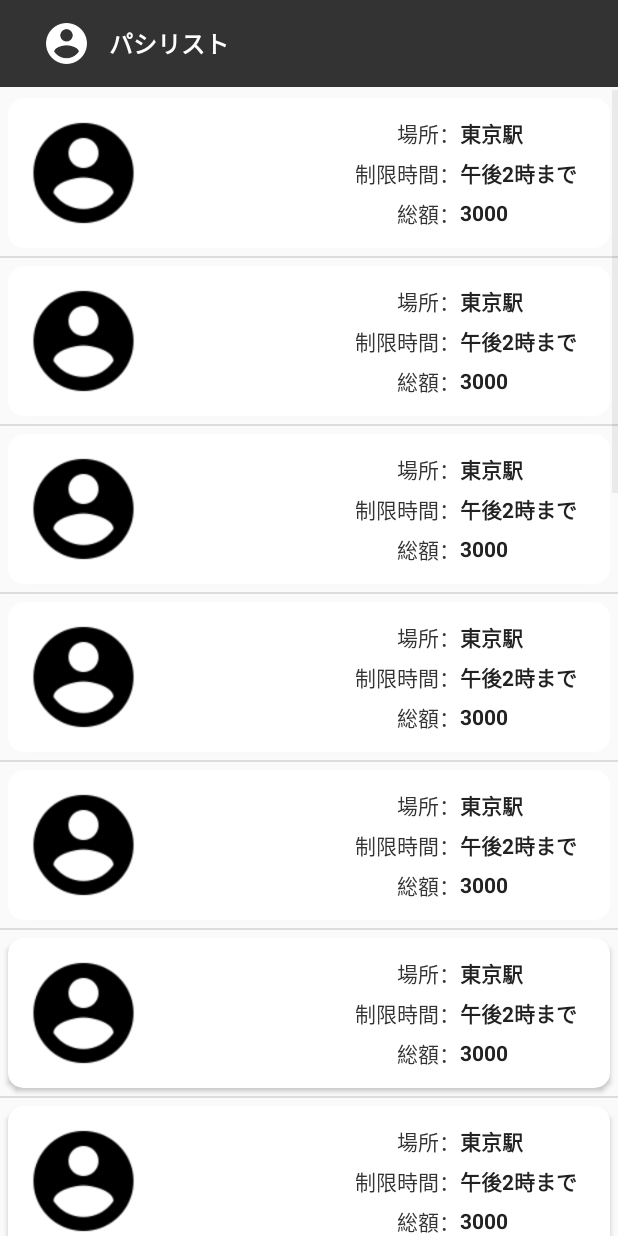
After one commit to Dai1678/MIYAMOTO, an Android app: the PasilistActivity screen opened directly, with no data from a screen before it, on a phone screen of 412 x 824 dp. The commit adds this screen. Run offline under Robolectric (Android 15) with nearby library versions, the phone set to English and light mode, and no system bars.

Commit message:
パシリスト画面レイアウト作りました

```diff
--- a/Android/app/build.gradle
+++ b/Android/app/build.gradle
@@ -33,4 +33,5 @@ dependencies {
     testImplementation 'junit:junit:4.12'
     androidTestImplementation 'com.android.support.test:runner:1.0.1'
     androidTestImplementation 'com.android.support.test.espresso:espresso-core:3.0.1'
+    compile "com.android.support:cardview-v7:27.1.1"
 }
--- a/Android/app/src/main/AndroidManifest.xml
+++ b/Android/app/src/main/AndroidManifest.xml
@@ -2,7 +2,7 @@
 <manifest xmlns:android="http://schemas.android.com/apk/res/android"
     package="com.example.justdoit.miyamoto">
 
-    <uses-permission android:name="android.permission.INTERNET"/>
+    <uses-permission android:name="android.permission.INTERNET" />
 
     <application
         android:allowBackup="true"
@@ -10,7 +10,7 @@
         android:label="@string/app_name"
         android:roundIcon="@mipmap/ic_launcher_round"
         android:supportsRtl="true"
-        android:theme="@style/AppTheme">
+        android:theme="@style/Theme.AppCompat.Light.NoActionBar">
         <activity android:name=".activity.MainActivity">
             <intent-filter>
                 <action android:name="android.intent.action.MAIN" />
@@ -18,6 +18,7 @@
                 <category android:name="android.intent.category.LAUNCHER" />
             </intent-filter>
         </activity>
+        <activity android:name=".Pasilist.PasilistActivity"></activity>
     </application>
 
 </manifest>
--- /dev/null
+++ b/Android/app/src/main/java/com/example/justdoit/miyamoto/Pasilist/PasilistActivity.kt
@@ -0,0 +1,23 @@
+package com.example.justdoit.miyamoto.Pasilist
+
+import android.support.v7.app.AppCompatActivity
+import android.os.Bundle
+import com.example.justdoit.miyamoto.R
+import com.example.justdoit.miyamoto.fragment.MainFragment
+
+class PasilistActivity : AppCompatActivity() {
+
+    override fun onCreate(savedInstanceState: Bundle?) {
+        super.onCreate(savedInstanceState)
+        setContentView(R.layout.activity_pasilist)
+
+        // Fragmentを作成します
+        val fragment = PasilistFragment()
+        // Fragmentの追加や削除といった変更を行う際は、Transactionを利用します
+        val transaction = supportFragmentManager.beginTransaction()
+        // 新しく追加を行うのでaddを使用します
+        transaction.add(R.id.container_pasilist, fragment)
+        // 最後にcommitを使用することで変更を反映します
+        transaction.commit()
+    }
+}
--- /dev/null
+++ b/Android/app/src/main/java/com/example/justdoit/miyamoto/Pasilist/PasilistAdapter.kt
@@ -0,0 +1,63 @@
+package com.example.justdoit.miyamoto.Pasilist
+
+import android.content.Context
+import android.view.LayoutInflater
+import android.view.View
+import android.view.ViewGroup
+import android.widget.ArrayAdapter
+import android.widget.TextView
+import com.example.justdoit.miyamoto.R
+
+/**
+ * Created by taiga on 2018/04/21.
+ */
+class PasilistAdapter(context: Context,resource: Int) :ArrayAdapter<PasilistModel>(context,resource) {
+    private var mResource: Int
+    private var mItems: ArrayList<PasilistModel>
+    private var mInflater: LayoutInflater
+
+    init {
+        mResource = resource
+        mItems = ArrayList<PasilistModel>()
+        mInflater = context.getSystemService(Context.LAYOUT_INFLATER_SERVICE) as LayoutInflater
+    }
+
+    fun reverse(){
+        mItems.reverse()
+    }
+
+    override fun add(item:PasilistModel){
+        mItems.add(item)
+    }
+
+    override fun getCount(): Int {
+        return mItems.size
+    }
+
+    override fun getItem(position: Int): PasilistModel? {
+        return mItems.get(position)
+    }
+
+    override fun getView(position: Int, convertView: View?, parent: ViewGroup): View {
+        val view: View
+
+        if (convertView != null) {
+            view = convertView
+        } else {
+            view = mInflater.inflate(mResource, null)
+        }
+
+        // リストビューに表示する要素を取得
+        val item = mItems[position]
+
+        val locationT=view.findViewById<TextView>(R.id.location_pasilist)
+        locationT.text=item.location
+        val timelimitT=view.findViewById<TextView>(R.id.timelimit_pasilist)
+        timelimitT.text=item.timeLimit
+        val amountT=view.findViewById<TextView>(R.id.amount_pasilist)
+        amountT.text=item.amount.toString()
+
+
+        return view
+    }
+}
--- /dev/null
+++ b/Android/app/src/main/java/com/example/justdoit/miyamoto/Pasilist/PasilistFragment.kt
@@ -0,0 +1,49 @@
+package com.example.justdoit.miyamoto.Pasilist
+
+import android.content.Context
+import android.net.Uri
+import android.os.Bundle
+import android.support.v4.app.Fragment
+import android.view.LayoutInflater
+import android.view.View
+import android.view.ViewGroup
+import android.widget.ListView
+
+import com.example.justdoit.miyamoto.R
+
+/**
+ * A simple [Fragment] subclass.
+ * Activities that contain this fragment must implement the
+ * [PasilistFragment.OnFragmentInteractionListener] interface
+ * to handle interaction events.
+ * Use the [PasilistFragment.newInstance] factory method to
+ * create an instance of this fragment.
+ */
+class PasilistFragment : Fragment() {
+
+    var mPasilistAdapter:PasilistAdapter?=null
+    var mPasilist:ListView?=null
+
+    override fun onCreate(savedInstanceState: Bundle?) {
+        super.onCreate(savedInstanceState)
+
+    }
+
+    override fun onCreateView(inflater: LayoutInflater, container: ViewGroup?,
+                              savedInstanceState: Bundle?): View? {
+        // Inflate the layout for this fragment
+        val view=inflater.inflate(R.layout.fragment_pasilist, container, false)
+
+        mPasilist=view.findViewById(R.id.pasilist)
+        mPasilistAdapter=PasilistAdapter(context!!,R.layout.item_pasilist)
+
+        for(i in 0..20){
+            val sample=PasilistModel(0,"東京駅","午後2時まで",3000)
+            mPasilistAdapter?.add(sample)
+        }
+        mPasilist?.adapter=mPasilistAdapter
+
+        return view
+    }
+
+}// Required empty public constructor
--- /dev/null
+++ b/Android/app/src/main/java/com/example/justdoit/miyamoto/Pasilist/PasilistModel.kt
@@ -0,0 +1,18 @@
+package com.example.justdoit.miyamoto.Pasilist
+
+/**
+ * Created by taiga on 2018/04/21.
+ */
+class PasilistModel(userId:Int,location:String,timeLimit:String,money:Int) {
+    var userId:Int=-1
+    var location:String=""
+    var timeLimit:String=""
+    var amount:Int=0
+
+    init {
+        this.userId=userId
+        this.location=location
+        this.timeLimit=timeLimit
+        this.amount =money
+    }
+}
--- a/Android/app/src/main/java/com/example/justdoit/miyamoto/Unit/OkHttpSample.kt
+++ b/Android/app/src/main/java/com/example/justdoit/miyamoto/Unit/OkHttpSample.kt
@@ -19,7 +19,7 @@ import okhttp3.RequestBody
  * Created by taiga on 2018/04/21.
  */
 class OkHttpSample {
-    var url = "http://weather.livedoor.com/forecast/webservice/json/v1?city=400040"
+    var url = "http://140.82.9.44:3000"
 
     //get
     public fun get(context: Context) {
@@ -42,7 +42,7 @@ class OkHttpSample {
                     val json: JSONObject
                     try {
                         json = JSONObject(res)
-                        val massage = json.getString("pinpointLocations")
+                        val massage = json.getString("message")
                         Toast.makeText(context,massage,Toast.LENGTH_LONG).show()
                     } catch (e: JSONException) {
                         e.printStackTrace()
--- a/Android/app/src/main/java/com/example/justdoit/miyamoto/activity/MainActivity.kt
+++ b/Android/app/src/main/java/com/example/justdoit/miyamoto/activity/MainActivity.kt
@@ -1,7 +1,10 @@
 package com.example.justdoit.miyamoto.activity
 
+import android.content.Intent
 import android.support.v7.app.AppCompatActivity
 import android.os.Bundle
+import android.view.View
+import com.example.justdoit.miyamoto.Pasilist.PasilistActivity
 import com.example.justdoit.miyamoto.R
 import com.example.justdoit.miyamoto.fragment.MainFragment
 
@@ -27,4 +30,9 @@ class MainActivity : AppCompatActivity() {
         transaction.commit()
 
     }
+
+    fun intentPasilist(v: View){
+        val intent=Intent(this,PasilistActivity::class.java)
+        startActivity(intent)
+    }
 }
--- a/Android/app/src/main/res/layout/activity_main.xml
+++ b/Android/app/src/main/res/layout/activity_main.xml
@@ -1,15 +1,25 @@
 <?xml version="1.0" encoding="utf-8"?>
-<android.support.constraint.ConstraintLayout xmlns:android="http://schemas.android.com/apk/res/android"
+<LinearLayout xmlns:android="http://schemas.android.com/apk/res/android"
     xmlns:app="http://schemas.android.com/apk/res-auto"
     xmlns:tools="http://schemas.android.com/tools"
     android:layout_width="match_parent"
     android:layout_height="match_parent"
+    android:orientation="vertical"
     tools:context="com.example.justdoit.miyamoto.activity.MainActivity">
 
     <LinearLayout
+        android:layout_weight="1"
         android:id="@+id/container_fragment"
         android:layout_width="match_parent"
         android:layout_height="match_parent"
         android:orientation="vertical" />
 
-</android.support.constraint.ConstraintLayout>
+    <Button
+        android:layout_weight="1"
+        android:layout_width="match_parent"
+        android:layout_height="match_parent"
+        android:text="Pasilist"
+        android:onClick="intentPasilist"
+        tools:ignore="OnClick"/>
+
+</LinearLayout>
--- /dev/null
+++ b/Android/app/src/main/res/layout/activity_pasilist.xml
@@ -0,0 +1,54 @@
+<?xml version="1.0" encoding="utf-8"?>
+<RelativeLayout xmlns:android="http://schemas.android.com/apk/res/android"
+    xmlns:app="http://schemas.android.com/apk/res-auto"
+    xmlns:tools="http://schemas.android.com/tools"
+    android:layout_width="match_parent"
+    android:layout_height="match_parent"
+    tools:context="com.example.justdoit.miyamoto.Pasilist.PasilistActivity">
+
+    <LinearLayout
+        android:id="@+id/container_pasilist"
+        android:layout_width="match_parent"
+        android:layout_height="match_parent"
+        android:orientation="vertical">
+
+    </LinearLayout>
+
+    <android.support.v7.widget.Toolbar
+        android:id="@+id/tool_bar"
+        android:layout_width="match_parent"
+        android:layout_height="58dp"
+        android:background="#333333"
+        android:minHeight="?attr/actionBarSize">
+
+        <LinearLayout
+            android:layout_width="match_parent"
+            android:layout_height="match_parent"
+            android:orientation="horizontal">
+
+            <ImageView
+                android:id="@+id/img_back_photo"
+                android:layout_width="match_parent"
+                android:layout_height="match_parent"
+                android:layout_margin="12dp"
+                android:layout_weight="6"
+                android:scaleType="fitCenter"
+                android:src="@drawable/ic_account_circle_white_24dp"
+                android:visibility="visible" />
+
+            <TextView
+                android:id="@+id/text_tool_bar"
+                android:text="パシリスト"
+                android:textSize="16dp"
+                android:textStyle="bold"
+                android:textColor="#ffffff"
+                android:gravity="center_vertical"
+                android:layout_width="match_parent"
+                android:layout_height="match_parent"
+                android:layout_weight="1" />
+
+        </LinearLayout>
+
+    </android.support.v7.widget.Toolbar>
+
+</RelativeLayout>
--- /dev/null
+++ b/Android/app/src/main/res/layout/fragment_pasilist.xml
@@ -0,0 +1,14 @@
+<FrameLayout xmlns:android="http://schemas.android.com/apk/res/android"
+    xmlns:tools="http://schemas.android.com/tools"
+    android:layout_width="match_parent"
+    android:layout_height="match_parent"
+    tools:context="com.example.justdoit.miyamoto.Pasilist.PasilistFragment">
+
+    <!-- TODO: Update blank fragment layout -->
+    <ListView
+        android:id="@+id/pasilist"
+        android:paddingTop="60dp"
+        android:layout_width="match_parent"
+        android:layout_height="match_parent"/>
+
+</FrameLayout>
--- /dev/null
+++ b/Android/app/src/main/res/layout/item_pasilist.xml
@@ -0,0 +1,110 @@
+<?xml version="1.0" encoding="utf-8"?>
+<LinearLayout xmlns:android="http://schemas.android.com/apk/res/android"
+    xmlns:app="http://schemas.android.com/apk/res-auto"
+    android:orientation="horizontal"
+    android:layout_width="match_parent"
+    android:layout_height="wrap_content">
+
+    <android.support.v7.widget.CardView
+        android:id="@+id/card_view"
+        android:layout_gravity="center"
+        android:layout_width="match_parent"
+        android:layout_height="100dp"
+        android:layout_margin="5dp"
+        app:cardCornerRadius="10dp">
+
+        <LinearLayout
+            android:layout_width="match_parent"
+            android:layout_height="match_parent"
+            android:orientation="horizontal">
+
+            <ImageView
+                android:layout_width="match_parent"
+                android:layout_height="match_parent"
+                android:layout_weight="4"
+                android:layout_margin="10dp"
+                android:src="@drawable/ic_account_circle_black_24dp"/>
+
+            <TextView
+                android:layout_weight="4"
+                android:layout_width="match_parent"
+                android:layout_height="match_parent"/>
+
+            <LinearLayout
+                android:layout_width="match_parent"
+                android:layout_height="match_parent"
+                android:layout_marginVertical="10dp"
+                android:gravity="center"
+                android:layout_weight="4"
+                android:orientation="vertical">
+
+                <TextView
+                    android:layout_weight="1"
+                    android:textColor="#333333"
+                    android:gravity="center|right"
+                    android:layout_width="match_parent"
+                    android:layout_height="match_parent"
+                    android:text="場所："/>
+
+                <TextView
+                    android:layout_weight="1"
+                    android:textColor="#333333"
+                    android:gravity="center|right"
+                    android:layout_width="match_parent"
+                    android:layout_height="match_parent"
+                    android:text="制限時間："/>
+
+                <TextView
+                    android:layout_weight="1"
+                    android:textColor="#333333"
+                    android:gravity="center|right"
+                    android:layout_width="match_parent"
+                    android:layout_height="match_parent"
+                    android:text="総額："/>
+
+            </LinearLayout>
+
+            <LinearLayout
+                android:layout_width="match_parent"
+                android:layout_height="match_parent"
+                android:layout_marginVertical="10dp"
+                android:layout_weight="4"
+                android:orientation="vertical">
+
+                <TextView
+                    android:id="@+id/location_pasilist"
+                    android:layout_weight="1"
+                    android:textStyle="bold"
+                    android:textColor="#222222"
+                    android:gravity="center|left"
+                    android:layout_width="match_parent"
+                    android:layout_height="match_parent"
+                    android:text="場所："/>
+
+                <TextView
+                    android:id="@+id/timelimit_pasilist"
+                    android:layout_weight="1"
+                    android:textStyle="bold"
+                    android:textColor="#222222"
+                    android:gravity="center|left"
+                    android:layout_width="match_parent"
+                    android:layout_height="match_parent"
+                    android:text="時間："/>
+
+                <TextView
+                    android:id="@+id/amount_pasilist"
+                    android:layout_weight="1"
+                    android:textStyle="bold"
+                    android:textColor="#222222"
+                    android:gravity="center|left"
+                    android:layout_width="match_parent"
+                    android:layout_height="match_parent"
+                    android:text="総額："/>
+
+            </LinearLayout>
+
+        </LinearLayout>
+
+    </android.support.v7.widget.CardView>
+
+</LinearLayout>
--- a/Android/app/src/main/res/values/strings.xml
+++ b/Android/app/src/main/res/values/strings.xml
@@ -1,4 +1,7 @@
 <resources>
     <string name="app_name">MIYAMOTO</string>
 
+    <!-- TODO: Remove or change this placeholder text -->
+    <string name="hello_blank_fragment">Hello blank fragment</string>
+
 </resources>
```
Also changed, not shown: Android/app/src/main/res/drawable/ic_account_circle_black_24dp.png (added), Android/app/src/main/res/drawable/ic_account_circle_white_24dp.png (added).
